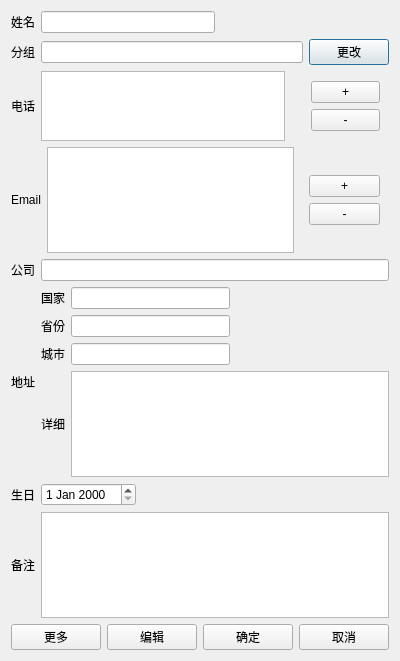
Above: personinfodialog.ui from zhouziqunzzq/qt-address-book before the change. Below: the same form after it.
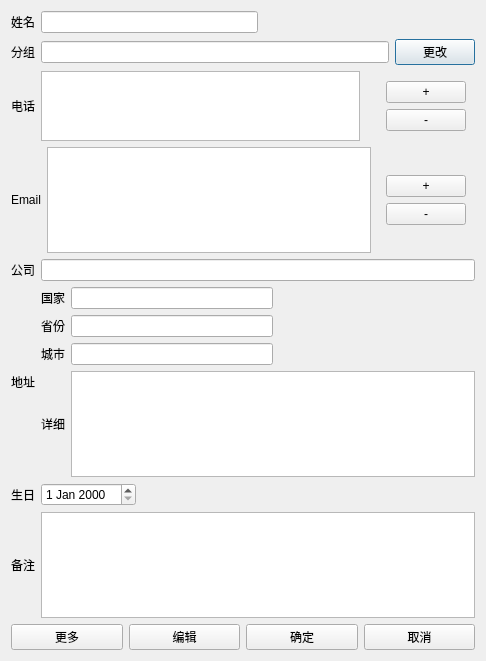
That is the form after the change.

Diff of the .ui file:
```diff
--- a/personinfodialog.ui
+++ b/personinfodialog.ui
@@ -6,7 +6,7 @@
    <rect>
     <x>0</x>
     <y>0</y>
-    <width>400</width>
+    <width>486</width>
     <height>661</height>
    </rect>
   </property>
```
